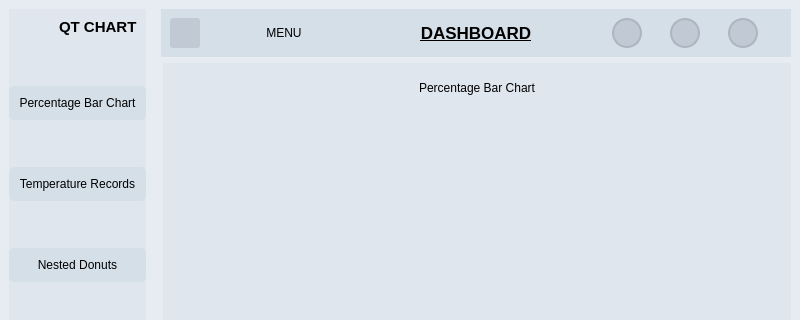
Before: the Qt Designer form UIPrototype/interactiveUI/interface.ui in bnetting/UoN_2022-23_Group_Project, drawn with Qt 5; both pictures show x 0 to 800 and y 0 to 320 of the 800 by 495 pixel window.
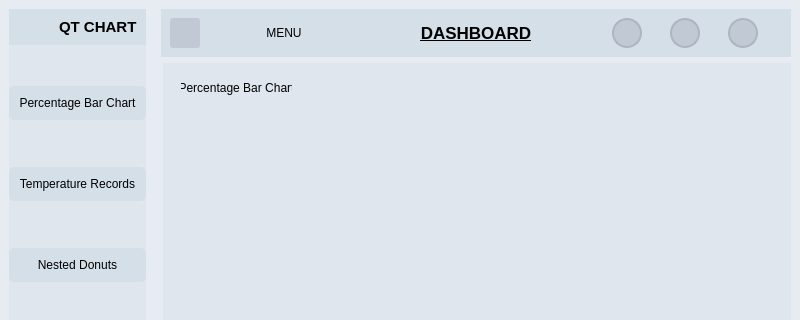
After: the same form once the commit is applied. Icons and pictures are not drawn.

Commit message: Pushing new features in interactiveUI: - Added two .csv files that will be used as example data to create graphs - Added the ability for the left hand widget buttons to switch between pages - Added the first reactive graph into the project - Changed the left hand widget's movement, so it fully closes.

Patch:
```diff
--- a/UIPrototype/interactiveUI/interface.ui
+++ b/UIPrototype/interactiveUI/interface.ui
@@ -33,7 +33,7 @@
 }
 
 /* Changes sorrounding frame colours*/
-#header_frame, #frame_11, #frame_12{
+#header_frame, #frame_11, #frame_12,#frame_3{
 background-color: rgb(213, 223, 232);
 }
 
@@ -477,9 +477,15 @@
           <item>
            <widget class="QStackedWidget" name="stackedWidget">
             <widget class="QWidget" name="percentage_bar_chart">
-             <layout class="QVBoxLayout" name="verticalLayout_7">
-              <item alignment="Qt::AlignTop">
                <widget class="QFrame" name="frame_13">
+              <property name="geometry">
+               <rect>
+                <x>9</x>
+                <y>9</y>
+                <width>129</width>
+                <height>34</height>
+               </rect>
+              </property>
                 <property name="frameShape">
                  <enum>QFrame::StyledPanel</enum>
                 </property>
@@ -499,9 +505,15 @@
                  </item>
                 </layout>
                </widget>
-              </item>
-              <item>
                <widget class="QFrame" name="frame_14">
+              <property name="geometry">
+               <rect>
+                <x>9</x>
+                <y>49</y>
+                <width>18</width>
+                <height>18</height>
+               </rect>
+              </property>
                 <property name="sizePolicy">
                  <sizepolicy hsizetype="Preferred" vsizetype="Expanding">
                   <horstretch>0</horstretch>
@@ -516,8 +528,6 @@
                 </property>
                 <layout class="QGridLayout" name="gridLayout"/>
                </widget>
-              </item>
-             </layout>
             </widget>
             <widget class="QWidget" name="temperature_bar_chart">
              <layout class="QVBoxLayout" name="verticalLayout_10">
```
Left out of the diff: 3 changed lines with no effect on the pictures. Lines whose indentation alone changed are shown as unchanged. The commit also changes 5 other files.
